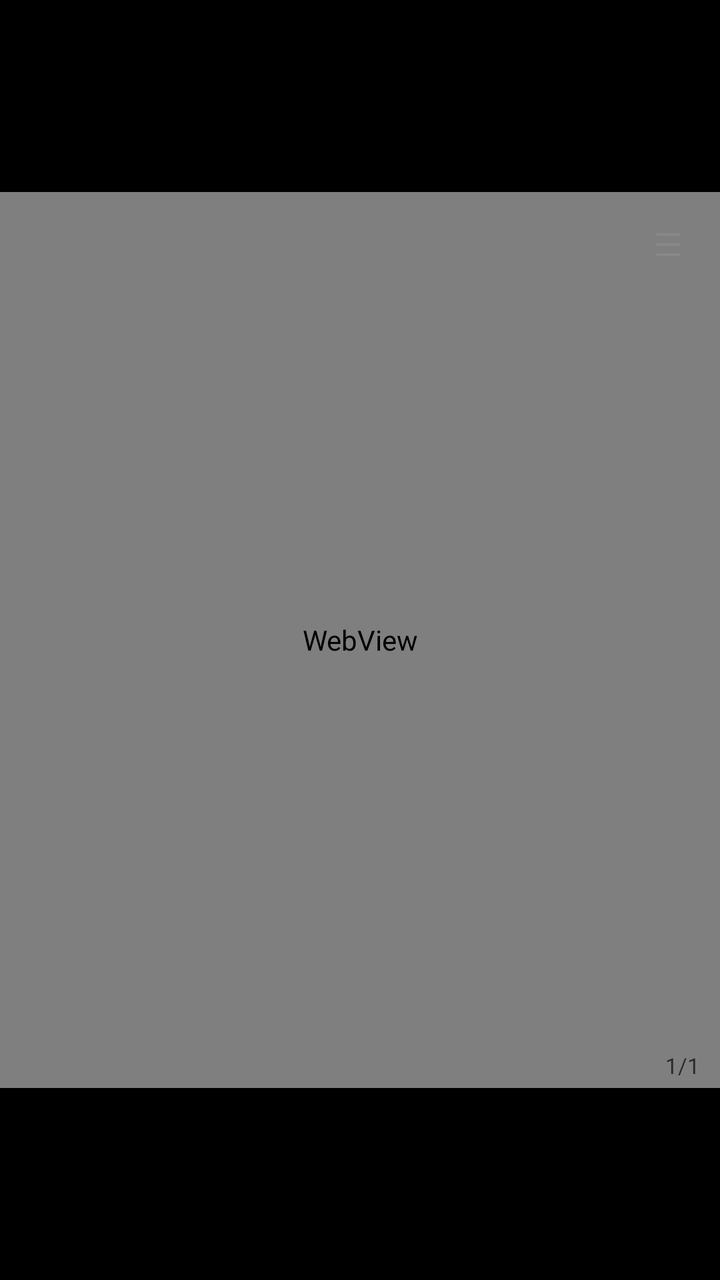
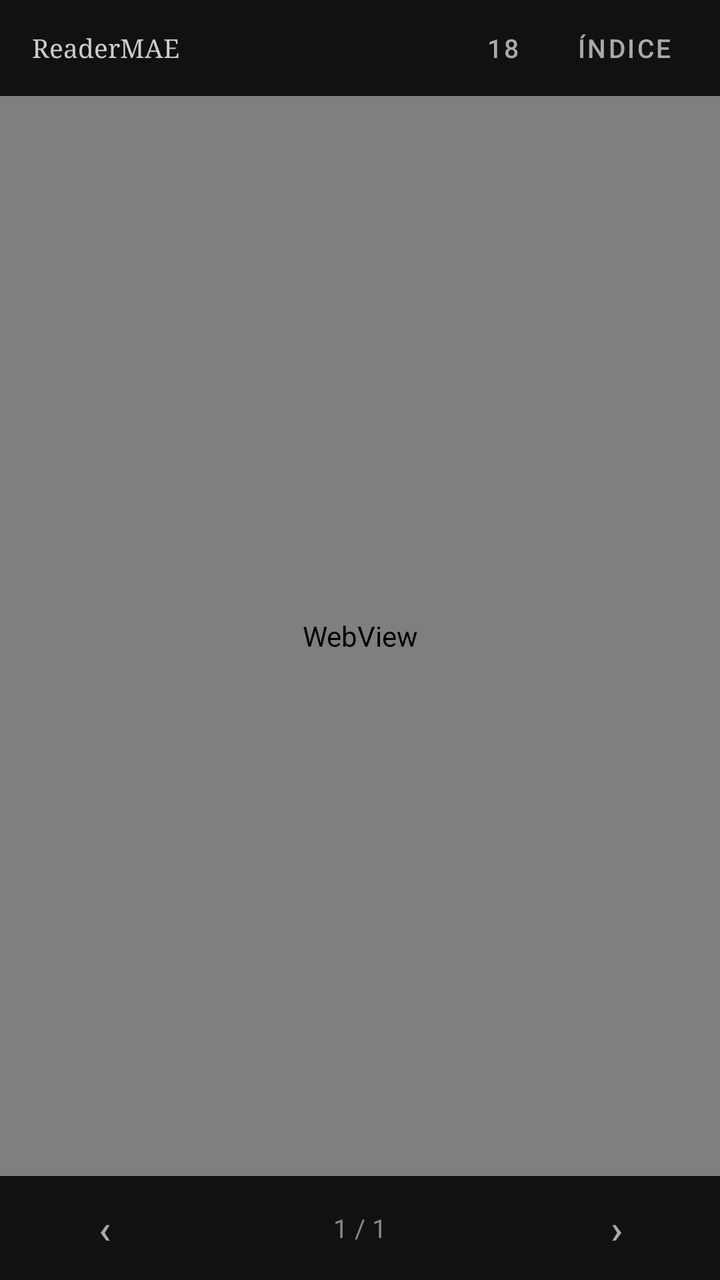

An Android layout rendered at two revisions. The XML below is the earlier revision; the diff shows what the commit changed to produce the second picture.
<!-- AndroidManifest.xml: application theme Theme.ReaderMAE -->
<!-- res/layout/activity_reader.xml -->
<?xml version="1.0" encoding="utf-8"?>
<androidx.constraintlayout.widget.ConstraintLayout
    xmlns:android="http://schemas.android.com/apk/res/android"
    xmlns:app="http://schemas.android.com/apk/res-auto"
    android:layout_width="match_parent"
    android:layout_height="match_parent"
    android:background="#000000">

    
    <androidx.constraintlayout.widget.Guideline
        android:id="@+id/guideTop"
        android:layout_width="wrap_content"
        android:layout_height="wrap_content"
        android:orientation="horizontal"
        app:layout_constraintGuide_percent="0.15" />

    <androidx.constraintlayout.widget.Guideline
        android:id="@+id/guideBottom"
        android:layout_width="wrap_content"
        android:layout_height="wrap_content"
        android:orientation="horizontal"
        app:layout_constraintGuide_percent="0.85" />

    
    <WebView
        android:id="@+id/webView"
        android:layout_width="0dp"
        android:layout_height="0dp"
        android:background="#000000"
        app:layout_constraintTop_toBottomOf="@id/guideTop"
        app:layout_constraintBottom_toTopOf="@id/guideBottom"
        app:layout_constraintStart_toStartOf="parent"
        app:layout_constraintEnd_toEndOf="parent" />

    
    <LinearLayout
        android:id="@+id/loadingOverlay"
        android:layout_width="0dp"
        android:layout_height="0dp"
        android:orientation="vertical"
        android:gravity="center"
        android:background="#000000"
        android:visibility="gone"
        app:layout_constraintTop_toBottomOf="@id/guideTop"
        app:layout_constraintBottom_toTopOf="@id/guideBottom"
        app:layout_constraintStart_toStartOf="parent"
        app:layout_constraintEnd_toEndOf="parent">

        <ProgressBar
            android:layout_width="40dp"
            android:layout_height="40dp"
            android:indeterminateTint="#555555" />

        <TextView
            android:id="@+id/tvLoadingTitle"
            android:layout_width="wrap_content"
            android:layout_height="wrap_content"
            android:layout_marginTop="16dp"
            android:textSize="14sp"
            android:textColor="#444444"
            android:fontFamily="serif"
            android:text="Abriendo libro…" />

    </LinearLayout>

    
    <LinearLayout
        android:id="@+id/overlayTop"
        android:layout_width="0dp"
        android:layout_height="48dp"
        android:orientation="horizontal"
        android:background="#111111"
        android:elevation="4dp"
        android:gravity="center_vertical"
        android:paddingStart="16dp"
        android:paddingEnd="8dp"
        android:visibility="gone"
        app:layout_constraintTop_toBottomOf="@id/guideTop"
        app:layout_constraintStart_toStartOf="parent"
        app:layout_constraintEnd_toEndOf="parent">

        <TextView
            android:id="@+id/tvTitle"
            android:layout_width="0dp"
            android:layout_height="wrap_content"
            android:layout_weight="1"
            android:textColor="#CCCCCC"
            android:textSize="13sp"
            android:fontFamily="serif"
            android:maxLines="1"
            android:ellipsize="end"
            android:text="ReaderMAE" />

        <com.google.android.material.button.MaterialButton
            android:id="@+id/btnToc"
            style="@style/Widget.MaterialComponents.Button.TextButton"
            android:layout_width="wrap_content"
            android:layout_height="wrap_content"
            android:text="@string/toc"
            android:textColor="#AAAAAA"
            android:textSize="13sp" />

    </LinearLayout>

    
    <LinearLayout
        android:id="@+id/overlayBottom"
        android:layout_width="0dp"
        android:layout_height="52dp"
        android:orientation="horizontal"
        android:background="#111111"
        android:elevation="4dp"
        android:gravity="center_vertical"
        android:paddingStart="8dp"
        android:paddingEnd="8dp"
        android:visibility="gone"
        app:layout_constraintBottom_toTopOf="@id/guideBottom"
        app:layout_constraintStart_toStartOf="parent"
        app:layout_constraintEnd_toEndOf="parent">

        <com.google.android.material.button.MaterialButton
            android:id="@+id/btnPrev"
            style="@style/Widget.MaterialComponents.Button.TextButton"
            android:layout_width="wrap_content"
            android:layout_height="wrap_content"
            android:text="@string/prev"
            android:textColor="#AAAAAA"
            android:textSize="20sp" />

        <TextView
            android:id="@+id/tvChapterTitle"
            android:layout_width="0dp"
            android:layout_height="wrap_content"
            android:layout_weight="1"
            android:textColor="#555555"
            android:textSize="12sp"
            android:gravity="center"
            android:maxLines="1"
            android:ellipsize="end" />

        <com.google.android.material.button.MaterialButton
            android:id="@+id/btnNext"
            style="@style/Widget.MaterialComponents.Button.TextButton"
            android:layout_width="wrap_content"
            android:layout_height="wrap_content"
            android:text="@string/next"
            android:textColor="#AAAAAA"
            android:textSize="20sp" />

    </LinearLayout>

    
    <TextView
        android:id="@+id/btnTocFixed"
        android:layout_width="44dp"
        android:layout_height="44dp"
        android:text="☰"
        android:textSize="16sp"
        android:textColor="#888888"
        android:gravity="center"
        android:layout_margin="4dp"
        app:layout_constraintTop_toBottomOf="@id/guideTop"
        app:layout_constraintEnd_toEndOf="parent" />

    
    <TextView
        android:id="@+id/tvProgress"
        android:layout_width="wrap_content"
        android:layout_height="wrap_content"
        android:text="1/1"
        android:textSize="11sp"
        android:textColor="#2A2A2A"
        android:paddingEnd="10dp"
        android:paddingBottom="4dp"
        app:layout_constraintEnd_toEndOf="parent"
        app:layout_constraintBottom_toTopOf="@id/guideBottom" />

    
    <ProgressBar
        android:id="@+id/progress"
        android:layout_width="wrap_content"
        android:layout_height="wrap_content"
        android:visibility="gone"
        app:layout_constraintTop_toTopOf="parent"
        app:layout_constraintBottom_toBottomOf="parent"
        app:layout_constraintStart_toStartOf="parent"
        app:layout_constraintEnd_toEndOf="parent" />

</androidx.constraintlayout.widget.ConstraintLayout>
<!-- resources referenced by this layout -->
<resources>
  <string name="next">›</string>
  <string name="prev">‹</string>
  <string name="toc">Índice</string>
  <style name="Theme.ReaderMAE" parent="Theme.MaterialComponents.DayNight.NoActionBar">
          <item name="colorPrimary">#FFFFFF</item>
          <item name="colorPrimaryVariant">#E0E0E0</item>
          <item name="colorOnPrimary">#000000</item>
          <item name="colorSecondary">#AAAAAA</item>
          <item name="colorOnSecondary">#000000</item>
          <item name="android:colorBackground">#000000</item>
          <item name="android:statusBarColor">#000000</item>
          <item name="android:navigationBarColor">#000000</item>
          <item name="android:windowLightStatusBar">false</item>
      </style>
</resources>

<!-- the commit's change to res/layout/activity_reader.xml (unified diff, before → after) -->
@@ -7,19 +7,97 @@
     android:background="#000000">
 
     
-    <androidx.constraintlayout.widget.Guideline
-        android:id="@+id/guideTop"
-        android:layout_width="wrap_content"
-        android:layout_height="wrap_content"
+    <LinearLayout
+        android:id="@+id/overlayTop"
+        android:layout_width="0dp"
+        android:layout_height="48dp"
         android:orientation="horizontal"
-        app:layout_constraintGuide_percent="0.15" />
+        android:background="#111111"
+        android:gravity="center_vertical"
+        android:paddingStart="16dp"
+        android:paddingEnd="4dp"
+        app:layout_constraintTop_toTopOf="parent"
+        app:layout_constraintStart_toStartOf="parent"
+        app:layout_constraintEnd_toEndOf="parent">
 
-    <androidx.constraintlayout.widget.Guideline
-        android:id="@+id/guideBottom"
-        android:layout_width="wrap_content"
-        android:layout_height="wrap_content"
+        <TextView
+            android:id="@+id/tvTitle"
+            android:layout_width="0dp"
+            android:layout_height="wrap_content"
+            android:layout_weight="1"
+            android:textColor="#CCCCCC"
+            android:textSize="13sp"
+            android:fontFamily="serif"
+            android:maxLines="1"
+            android:ellipsize="end"
+            android:text="ReaderMAE" />
+
+        <com.google.android.material.button.MaterialButton
+            android:id="@+id/btnFontSize"
+            style="@style/Widget.MaterialComponents.Button.TextButton"
+            android:layout_width="wrap_content"
+            android:layout_height="wrap_content"
+            android:text="18"
+            android:textColor="#AAAAAA"
+            android:textSize="13sp"
+            android:minWidth="0dp"
+            android:paddingStart="8dp"
+            android:paddingEnd="8dp" />
+
+        <com.google.android.material.button.MaterialButton
+            android:id="@+id/btnToc"
+            style="@style/Widget.MaterialComponents.Button.TextButton"
+            android:layout_width="wrap_content"
+            android:layout_height="wrap_content"
+            android:text="@string/toc"
+            android:textColor="#AAAAAA"
+            android:textSize="13sp" />
+
+    </LinearLayout>
+
+    
+    <LinearLayout
+        android:id="@+id/overlayBottom"
+        android:layout_width="0dp"
+        android:layout_height="52dp"
         android:orientation="horizontal"
-        app:layout_constraintGuide_percent="0.85" />
+        android:background="#111111"
+        android:gravity="center_vertical"
+        android:paddingStart="8dp"
+        android:paddingEnd="8dp"
+        app:layout_constraintBottom_toBottomOf="parent"
+        app:layout_constraintStart_toStartOf="parent"
+        app:layout_constraintEnd_toEndOf="parent">
+
+        <com.google.android.material.button.MaterialButton
+            android:id="@+id/btnPrev"
+            style="@style/Widget.MaterialComponents.Button.TextButton"
+            android:layout_width="wrap_content"
+            android:layout_height="wrap_content"
+            android:text="@string/prev"
+            android:textColor="#AAAAAA"
+            android:textSize="20sp" />
+
+        <TextView
+            android:id="@+id/tvProgress"
+            android:layout_width="0dp"
+            android:layout_height="wrap_content"
+            android:layout_weight="1"
+            android:textColor="#888888"
+            android:textSize="13sp"
+            android:gravity="center"
+            android:text="1 / 1" />
+
+        <com.google.android.material.button.MaterialButton
+            android:id="@+id/btnNext"
+            style="@style/Widget.MaterialComponents.Button.TextButton"
+            android:layout_width="wrap_content"
+            android:layout_height="wrap_content"
+            android:text="@string/next"
+            android:textColor="#AAAAAA"
+            android:textSize="20sp" />
+
+    </LinearLayout>
 
     
     <WebView
@@ -27,8 +105,8 @@
         android:layout_width="0dp"
         android:layout_height="0dp"
         android:background="#000000"
-        app:layout_constraintTop_toBottomOf="@id/guideTop"
-        app:layout_constraintBottom_toTopOf="@id/guideBottom"
+        app:layout_constraintTop_toBottomOf="@id/overlayTop"
+        app:layout_constraintBottom_toTopOf="@id/overlayBottom"
         app:layout_constraintStart_toStartOf="parent"
         app:layout_constraintEnd_toEndOf="parent" />
 
@@ -41,8 +119,8 @@
         android:gravity="center"
         android:background="#000000"
         android:visibility="gone"
-        app:layout_constraintTop_toBottomOf="@id/guideTop"
-        app:layout_constraintBottom_toTopOf="@id/guideBottom"
+        app:layout_constraintTop_toBottomOf="@id/overlayTop"
+        app:layout_constraintBottom_toTopOf="@id/overlayBottom"
         app:layout_constraintStart_toStartOf="parent"
         app:layout_constraintEnd_toEndOf="parent">
 
@@ -63,127 +141,4 @@
 
     </LinearLayout>
 
-    
-    <LinearLayout
-        android:id="@+id/overlayTop"
-        android:layout_width="0dp"
-        android:layout_height="48dp"
-        android:orientation="horizontal"
-        android:background="#111111"
-        android:elevation="4dp"
-        android:gravity="center_vertical"
-        android:paddingStart="16dp"
-        android:paddingEnd="8dp"
-        android:visibility="gone"
-        app:layout_constraintTop_toBottomOf="@id/guideTop"
-        app:layout_constraintStart_toStartOf="parent"
-        app:layout_constraintEnd_toEndOf="parent">
-
-        <TextView
-            android:id="@+id/tvTitle"
-            android:layout_width="0dp"
-            android:layout_height="wrap_content"
-            android:layout_weight="1"
-            android:textColor="#CCCCCC"
-            android:textSize="13sp"
-            android:fontFamily="serif"
-            android:maxLines="1"
-            android:ellipsize="end"
-            android:text="ReaderMAE" />
-
-        <com.google.android.material.button.MaterialButton
-            android:id="@+id/btnToc"
-            style="@style/Widget.MaterialComponents.Button.TextButton"
-            android:layout_width="wrap_content"
-            android:layout_height="wrap_content"
-            android:text="@string/toc"
-            android:textColor="#AAAAAA"
-            android:textSize="13sp" />
-
-    </LinearLayout>
-
-    
-    <LinearLayout
-        android:id="@+id/overlayBottom"
-        android:layout_width="0dp"
-        android:layout_height="52dp"
-        android:orientation="horizontal"
-        android:background="#111111"
-        android:elevation="4dp"
-        android:gravity="center_vertical"
-        android:paddingStart="8dp"
-        android:paddingEnd="8dp"
-        android:visibility="gone"
-        app:layout_constraintBottom_toTopOf="@id/guideBottom"
-        app:layout_constraintStart_toStartOf="parent"
-        app:layout_constraintEnd_toEndOf="parent">
-
-        <com.google.android.material.button.MaterialButton
-            android:id="@+id/btnPrev"
-            style="@style/Widget.MaterialComponents.Button.TextButton"
-            android:layout_width="wrap_content"
-            android:layout_height="wrap_content"
-            android:text="@string/prev"
-            android:textColor="#AAAAAA"
-            android:textSize="20sp" />
-
-        <TextView
-            android:id="@+id/tvChapterTitle"
-            android:layout_width="0dp"
-            android:layout_height="wrap_content"
-            android:layout_weight="1"
-            android:textColor="#555555"
-            android:textSize="12sp"
-            android:gravity="center"
-            android:maxLines="1"
-            android:ellipsize="end" />
-
-        <com.google.android.material.button.MaterialButton
-            android:id="@+id/btnNext"
-            style="@style/Widget.MaterialComponents.Button.TextButton"
-            android:layout_width="wrap_content"
-            android:layout_height="wrap_content"
-            android:text="@string/next"
-            android:textColor="#AAAAAA"
-            android:textSize="20sp" />
-
-    </LinearLayout>
-
-    
-    <TextView
-        android:id="@+id/btnTocFixed"
-        android:layout_width="44dp"
-        android:layout_height="44dp"
-        android:text="☰"
-        android:textSize="16sp"
-        android:textColor="#888888"
-        android:gravity="center"
-        android:layout_margin="4dp"
-        app:layout_constraintTop_toBottomOf="@id/guideTop"
-        app:layout_constraintEnd_toEndOf="parent" />
-
-    
-    <TextView
-        android:id="@+id/tvProgress"
-        android:layout_width="wrap_content"
-        android:layout_height="wrap_content"
-        android:text="1/1"
-        android:textSize="11sp"
-        android:textColor="#2A2A2A"
-        android:paddingEnd="10dp"
-        android:paddingBottom="4dp"
-        app:layout_constraintEnd_toEndOf="parent"
-        app:layout_constraintBottom_toTopOf="@id/guideBottom" />
-
-    
-    <ProgressBar
-        android:id="@+id/progress"
-        android:layout_width="wrap_content"
-        android:layout_height="wrap_content"
-        android:visibility="gone"
-        app:layout_constraintTop_toTopOf="parent"
-        app:layout_constraintBottom_toBottomOf="parent"
-        app:layout_constraintStart_toStartOf="parent"
-        app:layout_constraintEnd_toEndOf="parent" />
-
 </androidx.constraintlayout.widget.ConstraintLayout>
